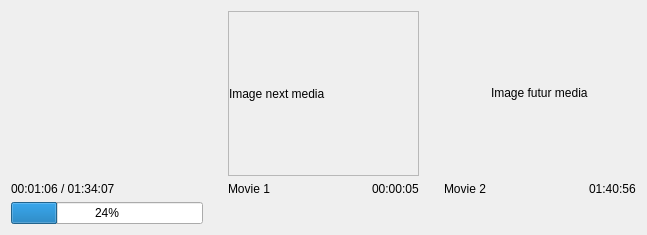
First picture: the form in src/playertimelinewidget.ui, repository cinemaouvert/OPP, before the edit.
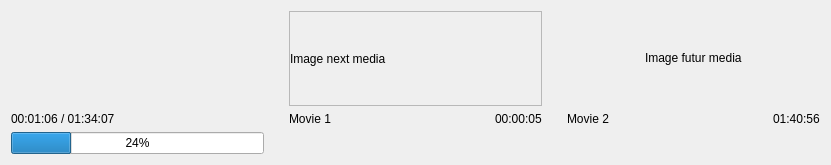
Second picture: the form after the edit. Custom widgets are drawn as their Qt base class.

Commit message: Interface - Tailles des widgets Timeline et Parameters

```diff
--- a/src/playertimelinewidget.ui
+++ b/src/playertimelinewidget.ui
@@ -6,8 +6,8 @@
    <rect>
     <x>0</x>
     <y>0</y>
-    <width>647</width>
-    <height>235</height>
+    <width>831</width>
+    <height>165</height>
    </rect>
   </property>
   <property name="windowTitle">
```
Left out of the diff: 11 changed lines with no effect on the pictures. The commit also changes 4 other files.
